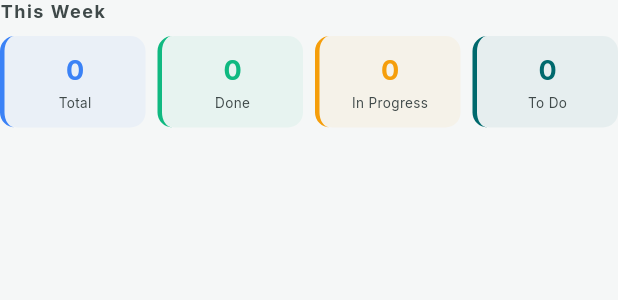
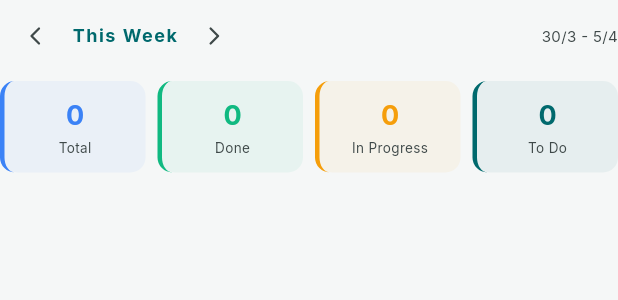
Before and after one commit to Kuziini-product/TASK-Planner, a Flutter app: the _WeeklyStatsRow widget shown alone on an empty page, opened directly, on a phone screen of 412 x 824 dp. Shown: the top 300 px of the screen. Run offline on Flutter 3.47's test engine with Material 3 defaults, Android fonts, the phone set to English and light mode, and no system bars; our stand-ins replace file_picker, flutter_animate, flutter_riverpod, go_router, google_fonts, image_picker and 5 more; missing offline and left inert: dart:js_interop, dart:js_util; accounts and stored records are empty; network calls fail.

Commit message:
Weekly stats: navigate weeks with arrows, clickable stats open task list
- Arrows to navigate prev/next week
- Click "This Week" to reset
- Click Total/Done/In Progress/To Do opens task list
- Date range shown on right

Co-Authored-By: Claude Opus 4.6 (1M context) <noreply@anthropic.com>

```diff
--- a/kuziini_app/lib/features/profile/presentation/profile_screen.dart
+++ b/kuziini_app/lib/features/profile/presentation/profile_screen.dart
@@ -15,6 +15,8 @@ import '../../../core/utils/extensions.dart';
 import '../../../core/widgets/kuziini_card.dart';
 import '../../../core/widgets/loading_indicator.dart';
 import '../../auth/providers/auth_provider.dart';
+import '../../tasks/data/models/task_model.dart';
+import '../../tasks/presentation/widgets/task_card.dart';
 import '../../tasks/presentation/widgets/user_picker.dart';
 import '../../tasks/providers/tasks_provider.dart';
 import '../providers/profile_provider.dart';
@@ -437,54 +439,145 @@ class _LiveUsersCount extends ConsumerWidget {
   }
 }
 
-class _WeeklyStatsRow extends ConsumerWidget {
+class _WeeklyStatsRow extends ConsumerStatefulWidget {
   @override
-  Widget build(BuildContext context, WidgetRef ref) {
+  ConsumerState<_WeeklyStatsRow> createState() => _WeeklyStatsRowState();
+}
+
+class _WeeklyStatsRowState extends ConsumerState<_WeeklyStatsRow> {
+  int _weekOffset = 0; // 0 = this week, -1 = last week, 1 = next week
+
+  DateTime get _weekStart {
+    final now = DateTime.now();
+    final thisWeekStart = now.subtract(Duration(days: now.weekday - 1));
+    return DateTime(thisWeekStart.year, thisWeekStart.month, thisWeekStart.day)
+        .add(Duration(days: _weekOffset * 7));
+  }
+
+  DateTime get _weekEnd => _weekStart.add(const Duration(days: 6));
+
+  String get _weekLabel {
+    if (_weekOffset == 0) return 'This Week';
+    if (_weekOffset == -1) return 'Last Week';
+    if (_weekOffset == 1) return 'Next Week';
+    return '${_weekStart.day}/${_weekStart.month} - ${_weekEnd.day}/${_weekEnd.month}';
+  }
+
+  @override
+  Widget build(BuildContext context) {
     final theme = Theme.of(context);
-    final weeklyAsync = ref.watch(weeklyStatsProvider);
+    final repo = ref.watch(taskRepositoryProvider);
 
-    return weeklyAsync.when(
-      data: (stats) {
-        final total = stats['total'] ?? 0;
-        final done = stats['done'] ?? 0;
-        final inProgress = stats['in_progress'] ?? 0;
-        final todo = stats['todo'] ?? 0;
+    return FutureBuilder<List<TaskModel>>(
+      future: repo.fetchTasks(fromDate: _weekStart, toDate: _weekEnd, limit: 500),
+      builder: (context, snapshot) {
+        final tasks = snapshot.data?.where((t) => t.status != TaskStatus.archived).toList() ?? [];
+        final total = tasks.length;
+        final done = tasks.where((t) => t.status == TaskStatus.done).length;
+        final inProgress = tasks.where((t) => t.status == TaskStatus.in_progress).length;
+        final todo = tasks.where((t) => t.status == TaskStatus.todo).length;
 
         return Column(
           crossAxisAlignment: CrossAxisAlignment.start,
           children: [
-            Text('This Week', style: theme.textTheme.labelMedium?.copyWith(
-              fontWeight: FontWeight.w700, color: theme.colorScheme.onSurfaceVariant, letterSpacing: 1)),
-            const SizedBox(height: 8),
+            // Week navigation
             Row(
               children: [
-                _WeekStatChip(label: 'Total', value: total, color: AppColors.info),
+                IconButton(
+                  onPressed: () => setState(() => _weekOffset--),
+                  icon: Icon(PhosphorIcons.caretLeft(PhosphorIconsStyle.bold), size: 16),
+                  constraints: const BoxConstraints(minWidth: 32, minHeight: 32),
+                  padding: EdgeInsets.zero,
+                ),
+                GestureDetector(
+                  onTap: _weekOffset != 0 ? () => setState(() => _weekOffset = 0) : null,
+                  child: Text(_weekLabel, style: theme.textTheme.labelMedium?.copyWith(
+                    fontWeight: FontWeight.w700,
+                    color: _weekOffset == 0 ? theme.colorScheme.primary : theme.colorScheme.onSurfaceVariant,
+                    letterSpacing: 1,
+                  )),
+                ),
+                IconButton(
+                  onPressed: () => setState(() => _weekOffset++),
+                  icon: Icon(PhosphorIcons.caretRight(PhosphorIconsStyle.bold), size: 16),
+                  constraints: const BoxConstraints(minWidth: 32, minHeight: 32),
+                  padding: EdgeInsets.zero,
+                ),
+                const Spacer(),
+                Text('${_weekStart.day}/${_weekStart.month} - ${_weekEnd.day}/${_weekEnd.month}',
+                  style: TextStyle(fontSize: 10, color: theme.colorScheme.onSurfaceVariant)),
+              ],
+            ),
+            const SizedBox(height: 6),
+            // Stats chips - clickable
+            Row(
+              children: [
+                _WeekStatChip(label: 'Total', value: total, color: AppColors.info,
+                  onTap: () => _showWeekTasks(context, 'All Tasks', tasks)),
                 const SizedBox(width: 8),
-                _WeekStatChip(label: 'Done', value: done, color: AppColors.success),
+                _WeekStatChip(label: 'Done', value: done, color: AppColors.success,
+                  onTap: () => _showWeekTasks(context, 'Done', tasks.where((t) => t.isCompleted).toList())),
                 const SizedBox(width: 8),
-                _WeekStatChip(label: 'In Progress', value: inProgress, color: AppColors.warning),
+                _WeekStatChip(label: 'In Progress', value: inProgress, color: AppColors.warning,
+                  onTap: () => _showWeekTasks(context, 'In Progress', tasks.where((t) => t.status == TaskStatus.in_progress).toList())),
                 const SizedBox(width: 8),
-                _WeekStatChip(label: 'To Do', value: todo, color: theme.colorScheme.primary),
+                _WeekStatChip(label: 'To Do', value: todo, color: theme.colorScheme.primary,
+                  onTap: () => _showWeekTasks(context, 'To Do', tasks.where((t) => t.status == TaskStatus.todo).toList())),
               ],
             ),
           ],
         );
       },
-      loading: () => const SizedBox.shrink(),
-      error: (_, __) => const SizedBox.shrink(),
+    );
+  }
+
+  void _showWeekTasks(BuildContext context, String title, List<TaskModel> tasks) {
+    final theme = Theme.of(context);
+    showModalBottomSheet(
+      context: context,
+      isScrollControlled: true,
+      shape: const RoundedRectangleBorder(borderRadius: BorderRadius.vertical(top: Radius.circular(20))),
+      builder: (ctx) => DraggableScrollableSheet(
+        initialChildSize: 0.7,
+        minChildSize: 0.3,
+        maxChildSize: 0.9,
+        expand: false,
+        builder: (ctx, scrollController) => Column(
+          children: [
+            Container(width: 40, height: 4, margin: const EdgeInsets.symmetric(vertical: 12),
+              decoration: BoxDecoration(color: theme.dividerColor, borderRadius: BorderRadius.circular(2))),
+            Text('$title - $_weekLabel', style: theme.textTheme.titleSmall?.copyWith(fontWeight: FontWeight.w700)),
+            Text('${tasks.length} tasks', style: TextStyle(fontSize: 12, color: theme.colorScheme.onSurfaceVariant)),
+            const SizedBox(height: 8),
+            Expanded(
+              child: tasks.isEmpty
+                  ? Center(child: Text('No tasks', style: TextStyle(color: theme.colorScheme.onSurfaceVariant)))
+                  : ListView.builder(
+                      controller: scrollController,
+                      padding: const EdgeInsets.symmetric(horizontal: 16),
+                      itemCount: tasks.length,
+                      itemBuilder: (context, index) => TaskCard(task: tasks[index], animationIndex: index),
+                    ),
+            ),
+          ],
+        ),
+      ),
     );
   }
 }
 
 class _WeekStatChip extends StatelessWidget {
-  const _WeekStatChip({required this.label, required this.value, required this.color});
+  const _WeekStatChip({required this.label, required this.value, required this.color, this.onTap});
   final String label;
   final int value;
   final Color color;
+  final VoidCallback? onTap;
 
   @override
   Widget build(BuildContext context) {
     return Expanded(
+      child: GestureDetector(
+        onTap: onTap,
         child: Container(
           padding: const EdgeInsets.symmetric(vertical: 10),
           decoration: BoxDecoration(
@@ -500,6 +593,7 @@ class _WeekStatChip extends StatelessWidget {
             ],
           ),
         ),
+      ),
     );
   }
 }
```
Also changed, not shown: 1 other file. Lines whose indentation alone changed are shown as unchanged.
